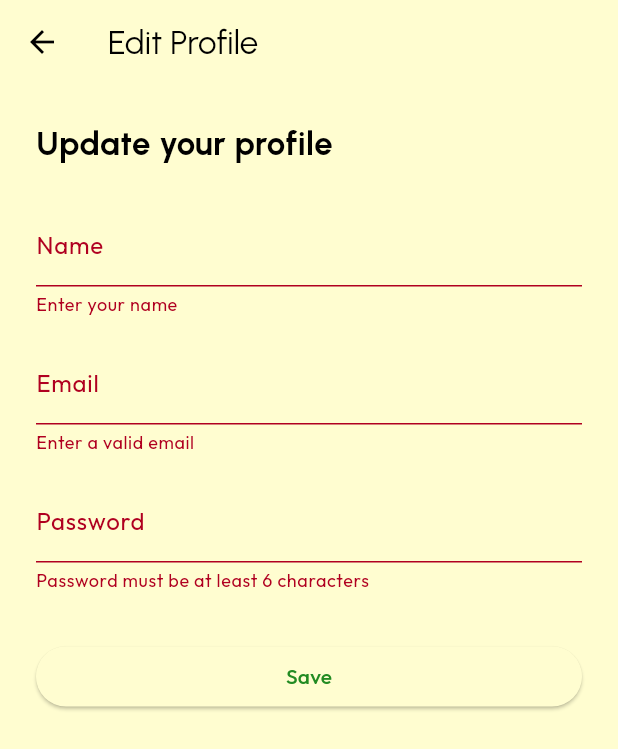
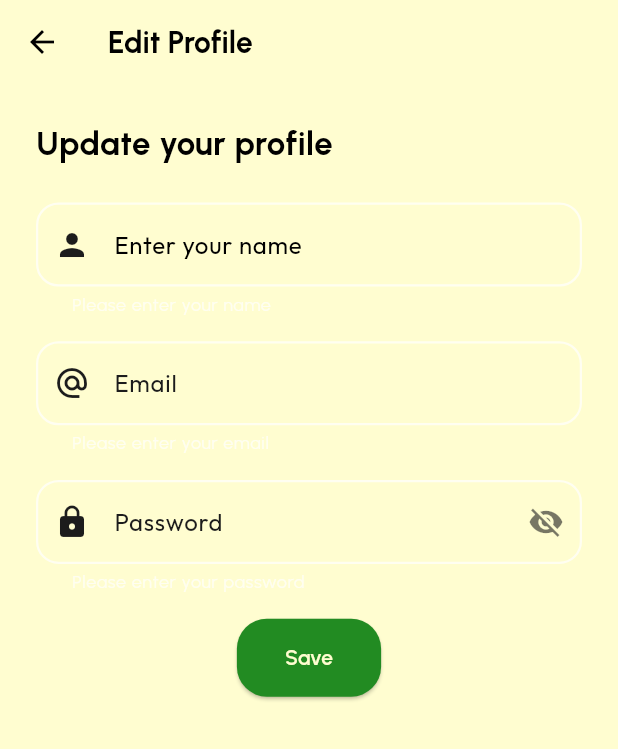
Before and after one commit to Mahad-Ghauri/KONEXEA, a Flutter app: the EditProfilePage screen opened directly, after a tap on "Save", on a phone screen of 412 x 824 dp. Shown: the top 749 px of the screen. Run offline on Flutter 3.47's test engine with Material 3 defaults, Android fonts, the phone set to English and light mode, and no system bars; our stand-ins replace carousel_slider, cloud_firestore, curved_navigation_bar, firebase_core, fluttertoast, font_awesome_flutter and 6 more; missing offline and left inert: google_mlkit_translation; accounts and stored records are empty; network calls fail; project files that could hold a hidden picture were left out.

Commit message:
Refactor EditProfilePage: Replace TextFormFields with MyFormField components for improved UI consistency, implement loading state management through InputControllers, and enhance button styling. Update ProfileScreen button styling for better visual appeal.

```diff
--- a/lib/views/Interface/profile/edit_profile_page.dart
+++ b/lib/views/Interface/profile/edit_profile_page.dart
@@ -1,5 +1,8 @@
 import 'package:flutter/material.dart';
 import 'package:google_fonts/google_fonts.dart';
+// import 'package:social_swap/Controllers/Services/Authentication/authentication_controller.dart';
+import 'package:social_swap/Controllers/input_controllers.dart';
+import 'package:social_swap/views/components/my_form_field.dart';
 
 class EditProfilePage extends StatefulWidget {
   const EditProfilePage({super.key});
@@ -10,24 +13,20 @@ class EditProfilePage extends StatefulWidget {
 
 class _EditProfilePageState extends State<EditProfilePage> {
   final _formKey = GlobalKey<FormState>();
-  final TextEditingController _nameController = TextEditingController();
-  final TextEditingController _emailController = TextEditingController();
-  final TextEditingController _passwordController = TextEditingController();
-  bool _isLoading = false;
+  // final AuthenticationController _authController = AuthenticationController();
+  final InputControllers _inputControllers = InputControllers();
 
   @override
   void dispose() {
-    _nameController.dispose();
-    _emailController.dispose();
-    _passwordController.dispose();
+    _inputControllers.dispose();
     super.dispose();
   }
 
   void _saveProfile() async {
     if (_formKey.currentState!.validate()) {
-      setState(() => _isLoading = true);
+      setState(() => _inputControllers.loading = true);
       await Future.delayed(const Duration(seconds: 1)); // Simulate save
-      setState(() => _isLoading = false);
+      setState(() => _inputControllers.loading = false);
       if (context.mounted) {
         ScaffoldMessenger.of(context).showSnackBar(
           const SnackBar(content: Text('Profile updated successfully!')),
@@ -38,9 +37,15 @@ class _EditProfilePageState extends State<EditProfilePage> {
 
   @override
   Widget build(BuildContext context) {
+    final height = MediaQuery.of(context).size.height;
+    final width = MediaQuery.of(context).size.width;
     return Scaffold(
       appBar: AppBar(
-        title: Text('Edit Profile', style: GoogleFonts.urbanist()),
+        title: Text('Edit Profile',
+            style: TextStyle(
+                fontFamily: GoogleFonts.urbanist().fontFamily,
+                fontWeight: FontWeight.bold,
+                fontSize: 20)),
         leading: IconButton(
           icon: const Icon(Icons.arrow_back),
           onPressed: () => Navigator.of(context).pop(),
@@ -57,38 +62,81 @@ class _EditProfilePageState extends State<EditProfilePage> {
                   style: GoogleFonts.urbanist(
                       fontSize: 22, fontWeight: FontWeight.bold)),
               const SizedBox(height: 24),
-              TextFormField(
-                controller: _nameController,
-                decoration: const InputDecoration(labelText: 'Name'),
-                validator: (value) =>
-                    value == null || value.isEmpty ? 'Enter your name' : null,
+              MyFormField(
+                hintText: "Enter your name",
+                prefixIcon: Icons.person,
+                controller: _inputControllers.nameController,
+                validator: (value) {
+                  if (value == null || value.isEmpty) {
+                    return 'Please enter your name';
+                  }
+                  return null;
+                },
               ),
-              const SizedBox(height: 16),
-              TextFormField(
-                controller: _emailController,
-                decoration: const InputDecoration(labelText: 'Email'),
+              SizedBox(height: height * 0.02),
+              MyFormField(
+                hintText: "Email",
+                hintStyle: TextStyle(
+                  color: Theme.of(
+                    context,
+                  ).colorScheme.tertiary,
+                ),
+                prefixIcon: Icons.alternate_email,
+                controller: _inputControllers.emailController,
                 keyboardType: TextInputType.emailAddress,
-                validator: (value) => value == null || !value.contains('@')
-                    ? 'Enter a valid email'
-                    : null,
+                validator: (value) {
+                  if (value == null || value.isEmpty) {
+                    return 'Please enter your email';
+                  }
+                  if (!value.contains('@')) {
+                    return 'Please enter a valid email';
+                  }
+                  return null;
+                },
               ),
-              const SizedBox(height: 16),
-              TextFormField(
-                controller: _passwordController,
-                decoration: const InputDecoration(labelText: 'Password'),
+              SizedBox(height: height * 0.02),
+              MyFormField(
+                hintText: "Password",
+                hintStyle: TextStyle(
+                  color: Theme.of(
+                    context,
+                  ).colorScheme.tertiary,
+                ),
+                prefixIcon: Icons.lock,
+                controller: _inputControllers.passwordController,
                 obscureText: true,
-                validator: (value) => value != null && value.length < 6
-                    ? 'Password must be at least 6 characters'
-                    : null,
+                validator: (value) {
+                  if (value == null || value.isEmpty) {
+                    return 'Please enter your password';
+                  }
+                  if (value.length < 6) {
+                    return 'Password must be at least 6 characters';
+                  }
+                  return null;
+                },
               ),
-              const SizedBox(height: 32),
-              SizedBox(
-                width: double.infinity,
+              SizedBox(height: height * 0.02),
+              Center(
                 child: ElevatedButton(
-                  onPressed: _isLoading ? null : _saveProfile,
-                  child: _isLoading
-                      ? const CircularProgressIndicator(color: Colors.white)
-                      : const Text('Save'),
+                  style: ElevatedButton.styleFrom(
+                    backgroundColor: Theme.of(context).colorScheme.primary,
+                    padding: const EdgeInsets.symmetric(
+                      vertical: 16,
+                      horizontal: 32,
+                    ),
+                    shape: RoundedRectangleBorder(
+                      borderRadius: BorderRadius.circular(20),
+                    ),
+                  ),
+                  onPressed: _inputControllers.loading ? null : _saveProfile,
+                  child: _inputControllers.loading
+                      ? const CircularProgressIndicator(
+                          color: Color(0xFF228B22))
+                      : Text('Save',
+                          style: TextStyle(
+                              color: const Color(0xFFFFFDD0),
+                              fontFamily: GoogleFonts.urbanist().fontFamily,
+                              fontWeight: FontWeight.w600)),
                 ),
               ),
             ],
--- a/lib/views/Interface/profile/profile_page.dart
+++ b/lib/views/Interface/profile/profile_page.dart
@@ -129,10 +129,10 @@ class ProfileScreen extends StatelessWidget {
                         backgroundColor: Theme.of(context).colorScheme.primary,
                         padding: const EdgeInsets.symmetric(
                           horizontal: 32,
-                          vertical: 12,
+                          vertical: 16,
                         ),
                         shape: RoundedRectangleBorder(
-                          borderRadius: BorderRadius.circular(8),
+                          borderRadius: BorderRadius.circular(20),
                         ),
                       ),
                       child: Text(
```
